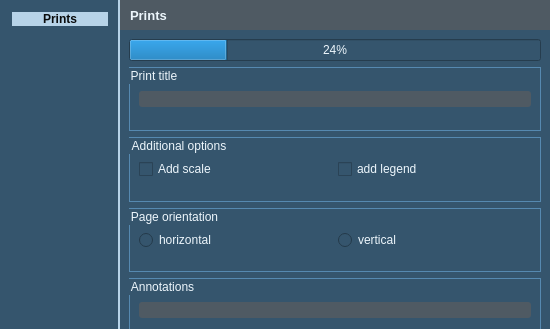
Old version of the form wydruk_dialog.ui in the repository GIAPspzoo/GIAP_PolaMap_lite; both pictures show x 0 to 550 and y 0 to 329 of the 550 by 527 pixel window.
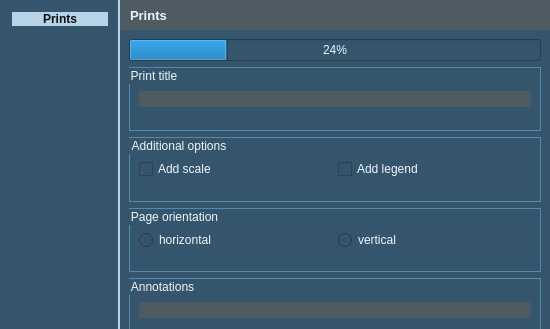
New version of the form. Icons and pictures are not drawn.

```diff
--- a/wydruk_dialog.ui
+++ b/wydruk_dialog.ui
@@ -316,7 +316,7 @@
              <item row="0" column="1">
               <widget class="QCheckBox" name="legendCheckBox">
                <property name="text">
-                <string>add legend</string>
+                <string>Add legend</string>
                </property>
               </widget>
              </item>
```
